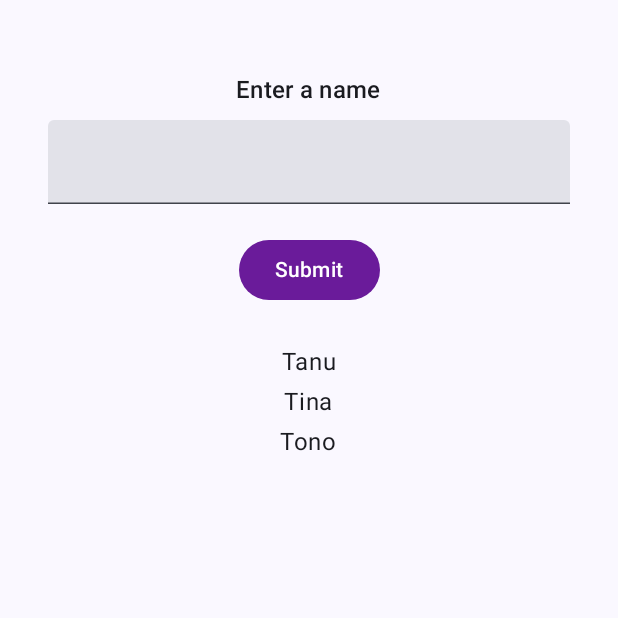
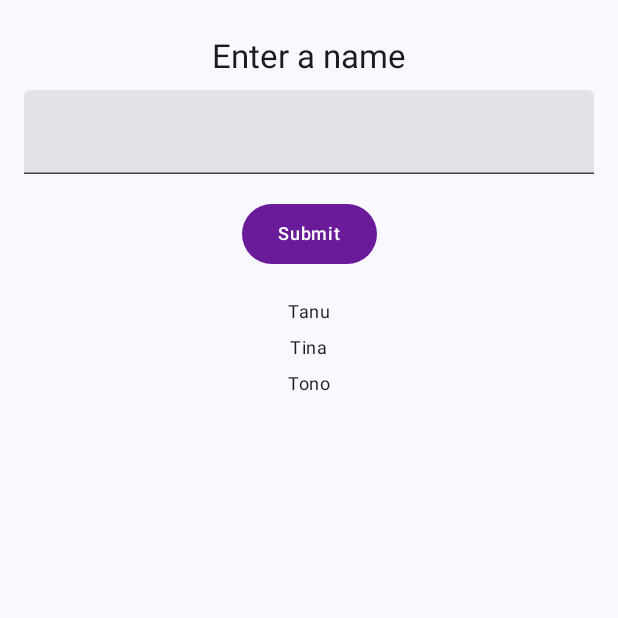
Before and after one commit to graciellanath/LAB_WEEK_09, an Android app built with Jetpack Compose: the screen it shows after launch (MainActivity), on a phone screen of 412 x 824 dp, the top half of it. Run offline under Robolectric (Android 15) with nearby library versions, the phone set to English and light mode, and no system bars.

Commit message:
Commit No. 3 – UI Element and Theme

```diff
--- a/app/src/main/java/com/example/lab_week_09/MainActivity.kt
+++ b/app/src/main/java/com/example/lab_week_09/MainActivity.kt
@@ -12,10 +12,14 @@ import androidx.compose.runtime.*
 import androidx.compose.ui.Alignment
 import androidx.compose.ui.Modifier
 import androidx.compose.ui.graphics.Color
+import androidx.compose.ui.res.stringResource
 import androidx.compose.ui.text.input.KeyboardType
 import androidx.compose.ui.tooling.preview.Preview
 import androidx.compose.ui.unit.dp
 import com.example.lab_week_09.ui.theme.LAB_WEEK_09Theme
+import com.example.lab_week_09.ui.theme.OnBackgroundItemText
+import com.example.lab_week_09.ui.theme.OnBackgroundTitleText
+import com.example.lab_week_09.ui.theme.PrimaryTextButton
 
 // Simple data class for Student
 data class Student(val name: String)
@@ -78,55 +82,49 @@ fun HomeContent(
     LazyColumn(
         modifier = Modifier
             .fillMaxSize()
-            .padding(top = 48.dp, start = 16.dp, end = 16.dp),
+            .padding(16.dp),
         horizontalAlignment = Alignment.CenterHorizontally
     ) {
         item {
             Column(
-                horizontalAlignment = Alignment.CenterHorizontally,
-                modifier = Modifier.fillMaxWidth()
+                modifier = Modifier
+                    .fillMaxWidth()
+                    .padding(vertical = 8.dp),
+                horizontalAlignment = Alignment.CenterHorizontally
             ) {
-                Text(
-                    text = "Enter a name",
-                    style = MaterialTheme.typography.titleMedium
+                OnBackgroundTitleText(
+                    text = stringResource(id = R.string.enter_item)
                 )
+
                 Spacer(modifier = Modifier.height(8.dp))
 
                 TextField(
                     value = inputField,
-                    onValueChange = onInputValueChange,
-                    keyboardOptions = KeyboardOptions(keyboardType = KeyboardType.Text),
-                    modifier = Modifier
-                        .fillMaxWidth()
-                        .padding(horizontal = 16.dp)
+                    onValueChange = { onInputValueChange(it) },
+                    keyboardOptions = KeyboardOptions(
+                        keyboardType = KeyboardType.Text
+                    ),
+                    modifier = Modifier.fillMaxWidth()
                 )
 
-                Spacer(modifier = Modifier.height(12.dp))
+                Spacer(modifier = Modifier.height(8.dp))
 
-                Button(
-                    onClick = onButtonClick,
-                    colors = ButtonDefaults.buttonColors(
-                        containerColor = Color(0xFF6A1B9A) // warna ungu
-                    ),
-                    modifier = Modifier.padding(vertical = 8.dp)
-                ) {
-                    Text(
-                        text = "Submit",
-                        color = Color.White
-                    )
-                }
-
-                Spacer(modifier = Modifier.height(16.dp))
+                PrimaryTextButton(
+                    text = stringResource(id = R.string.button_click),
+                    onClick = onButtonClick
+                )
             }
         }
 
-        // List of students
         items(listData) { item ->
-            Text(
-                text = item.name,
-                style = MaterialTheme.typography.bodyLarge,
-                modifier = Modifier.padding(vertical = 4.dp)
-            )
+            Column(
+                modifier = Modifier
+                    .fillMaxWidth()
+                    .padding(vertical = 4.dp),
+                horizontalAlignment = Alignment.CenterHorizontally
+            ) {
+                OnBackgroundItemText(text = item.name)
+            }
         }
     }
 }
--- /dev/null
+++ b/app/src/main/java/com/example/lab_week_09/ui/theme/Elements.kt
@@ -0,0 +1,74 @@
+package com.example.lab_week_09.ui.theme
+
+import androidx.compose.foundation.layout.padding
+import androidx.compose.material3.*
+import androidx.compose.runtime.Composable
+import androidx.compose.ui.Modifier
+import androidx.compose.ui.graphics.Color
+import androidx.compose.ui.unit.dp
+
+// UI Element for displaying a title
+@Composable
+fun OnBackgroundTitleText(text: String) {
+    TitleText(
+        text = text,
+        color = MaterialTheme.colorScheme.onBackground
+    )
+}
+
+// Here, we use the titleLarge style from the typography
+@Composable
+fun TitleText(text: String, color: Color) {
+    Text(
+        text = text,
+        style = MaterialTheme.typography.titleLarge,
+        color = color
+    )
+}
+
+// UI Element for displaying an item list
+@Composable
+fun OnBackgroundItemText(text: String) {
+    ItemText(
+        text = text,
+        color = MaterialTheme.colorScheme.onBackground
+    )
+}
+
+// Here, we use the bodySmall style from the typography
+@Composable
+fun ItemText(text: String, color: Color) {
+    Text(
+        text = text,
+        style = MaterialTheme.typography.bodySmall,
+        color = color
+    )
+}
+
+// UI Element for displaying a button
+@Composable
+fun PrimaryTextButton(text: String, onClick: () -> Unit) {
+    TextButtonCustom(
+        text = text,
+        textColor = Color.White,
+        onClick = onClick
+    )
+}
+
+// Custom TextButton with styling
+@Composable
+fun TextButtonCustom(text: String, textColor: Color, onClick: () -> Unit) {
+    Button(
+        onClick = onClick,
+        modifier = Modifier.padding(8.dp),
+        colors = ButtonDefaults.buttonColors(
+            containerColor = Color(0xFF6A1B9A), // ungu
+            contentColor = textColor
+        )
+    ) {
+        Text(
+            text = text,
+            style = MaterialTheme.typography.labelMedium
+        )
+    }
+}
```
